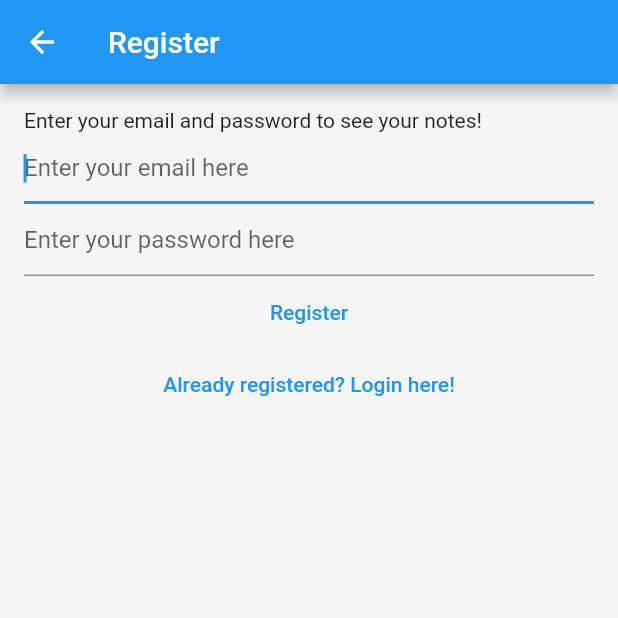
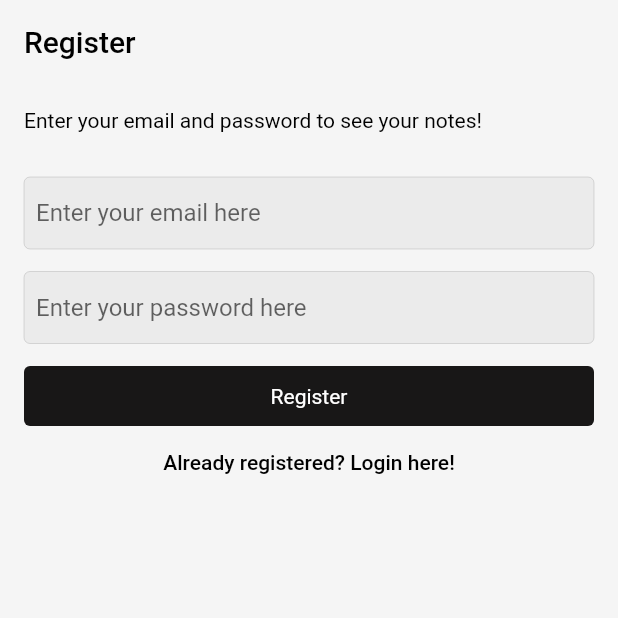
Before and after one commit to oluwajueda/mynotes, a Flutter app: the Registerview screen opened directly, on a phone screen of 412 x 824 dp, the top half of it. Run offline on Flutter 3.47's test engine with Material 2 defaults, Android fonts, the phone set to English and light mode, and no system bars; our stand-ins replace bloc, cloud_firestore, equatable, firebase_auth, firebase_core, flutter_bloc and 2 more; missing offline and left inert: dart:ffi, test; accounts and stored records are empty; network calls fail.

Commit message:
recreate registerpage

```diff
--- a/lib/main.dart
+++ b/lib/main.dart
@@ -71,7 +71,7 @@ class HomePage extends StatelessWidget {
           return const Registerview();
         } else {
           return const Scaffold(
-            body: LoginView(),
+            body: Registerview(),
           );
         }
       },
--- a/lib/views/register_view.dart
+++ b/lib/views/register_view.dart
@@ -7,9 +7,11 @@ import 'package:mynotes/service/auth/auth_service.dart';
 import 'package:mynotes/service/auth/bloc/auth_bloc.dart';
 import 'package:mynotes/service/auth/bloc/auth_event.dart';
 import 'package:mynotes/service/auth/bloc/auth_state.dart';
+import 'package:mynotes/utilities/colors.dart';
 import 'package:mynotes/utilities/dialogs/error_dialog.dart';
 
 import 'package:mynotes/utilities/show_error_dialog.dart';
+import 'package:mynotes/widgets.dart/text_input_field.dart';
 
 class Registerview extends StatefulWidget {
   const Registerview({Key? key}) : super(key: key);
@@ -55,36 +57,44 @@ class _RegisterviewState extends State<Registerview> {
       },
       child: Scaffold(
         appBar: AppBar(
-          title: const Text('Register'),
+          backgroundColor: Colors.transparent,
+          elevation: 0,
+          title: const Text(
+            'Register',
+            style: TextStyle(color: Colors.black),
+          ),
         ),
         body: Padding(
           padding: const EdgeInsets.all(16.0),
           child: Column(
             crossAxisAlignment: CrossAxisAlignment.start,
             children: [
-              const Text('Enter your email and password to see your notes!'),
-              TextField(
-                controller: _email,
-                enableSuggestions: false,
-                autocorrect: false,
-                autofocus: true,
-                keyboardType: TextInputType.emailAddress,
-                decoration:
-                    const InputDecoration(hintText: 'Enter your email here'),
+              const Text(
+                'Enter your email and password to see your notes!',
+                style: TextStyle(color: textColor),
               ),
-              TextField(
-                controller: _password,
-                obscureText: true,
-                enableSuggestions: false,
-                autocorrect: false,
-                decoration:
-                    const InputDecoration(hintText: 'Enter your password here'),
+              const SizedBox(
+                height: 30,
               ),
-              Center(
-                child: Column(
-                  children: [
-                    TextButton(
-                        onPressed: () async {
+              TextFieldInput(
+                textEditingController: _email,
+                textInputType: TextInputType.emailAddress,
+                hintText: "Enter your email here",
+              ),
+              const SizedBox(
+                height: 15,
+              ),
+              TextFieldInput(
+                textEditingController: _password,
+                textInputType: TextInputType.text,
+                hintText: "Enter your password here",
+                isPass: true,
+              ),
+              const SizedBox(
+                height: 15,
+              ),
+              InkWell(
+                onTap: () async {
                   final email = _email.text;
                   final password = _password.text;
 
@@ -94,29 +104,28 @@ class _RegisterviewState extends State<Registerview> {
                           password,
                         ),
                       );
-
-                          // try {
-                          //   await AuthService.firebase().createUser(
-                          //     email: email,
-                          //     password: password,
-                          //   );
-                          //   AuthService.firebase().sendEmailVerification();
-                          //   Navigator.of(context).pushNamed(verifyEmailRoute);
-                          // } on WeakPasswordAuthException {
-                          //   await showErrorDialog(
-                          //     context,
-                          //     'Weak Password',
-                          //   );
-                          // } on EmailAlreadyInUseAuthException {
-                          //   await showErrorDialog(context, 'Email is already in use');
-                          // } on InvalidEmailAuthException {
-                          //   await showErrorDialog(
-                          //       context, 'This is an invalid email address');
-                          // } on GenericAuthException {
-                          //   await showErrorDialog(context, 'failed to register');
-                          // }
                 },
-                        child: const Text('Register')),
+                child: Container(
+                  // ignore: sort_child_properties_last
+                  child: const Text(
+                    "Register",
+                    style: TextStyle(color: Colors.white),
+                  ),
+                  width: double.infinity,
+                  alignment: Alignment.center,
+                  padding: const EdgeInsets.symmetric(vertical: 12),
+                  decoration: const ShapeDecoration(
+                      shape: RoundedRectangleBorder(
+                        borderRadius: BorderRadius.all(
+                          Radius.circular(4),
+                        ),
+                      ),
+                      color: buttonColor),
+                ),
+              ),
+              Center(
+                child: Column(
+                  children: [
                     TextButton(
                       onPressed: () {
                         // Navigator.of(context).pushNamedAndRemoveUntil(
@@ -127,7 +136,10 @@ class _RegisterviewState extends State<Registerview> {
                               const AuthEventLogOut(),
                             );
                       },
-                      child: const Text('Already registered? Login here!'),
+                      child: const Text(
+                        'Already registered? Login here!',
+                        style: TextStyle(color: textColor),
+                      ),
                     )
                   ],
                 ),
--- a/lib/views/verify_email_view.dart
+++ b/lib/views/verify_email_view.dart
@@ -17,7 +17,12 @@ class _VerifyEmailViewState extends State<VerifyEmailView> {
   Widget build(BuildContext context) {
     return Scaffold(
       appBar: AppBar(
-        title: const Text('Verify Email'),
+        backgroundColor: Colors.transparent,
+        elevation: 0,
+        title: const Text(
+          'Verify Email',
+          style: TextStyle(color: Colors.black),
+        ),
       ),
       body: Column(
         children: [
```
Lines whose indentation alone changed are shown as unchanged.
